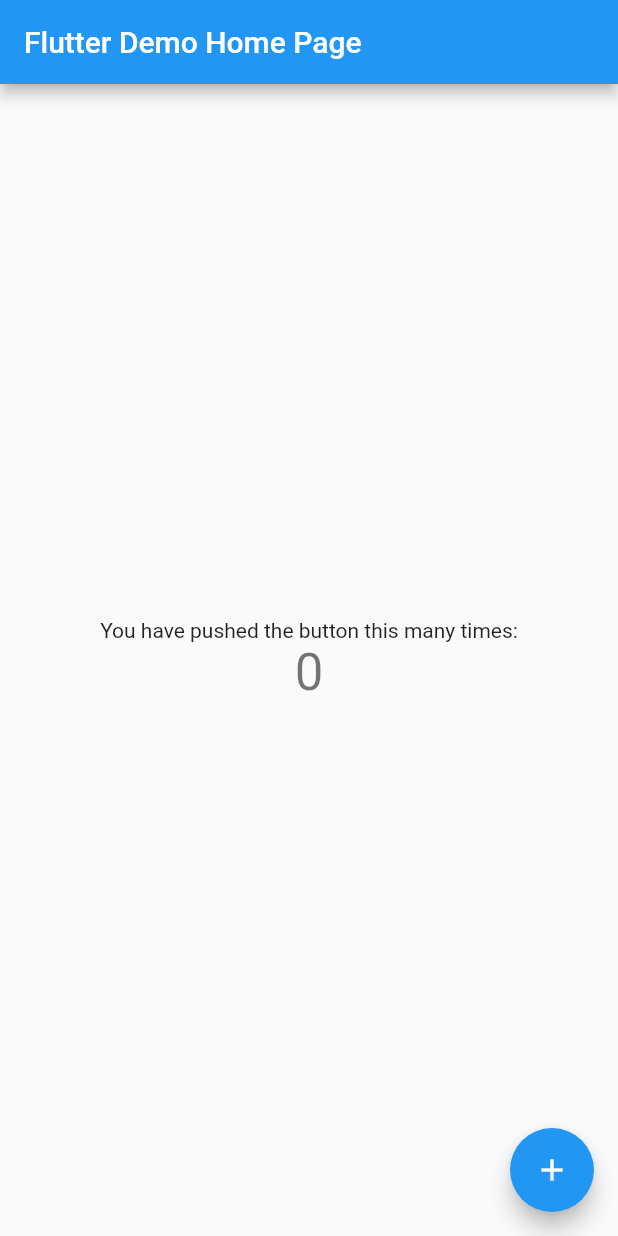
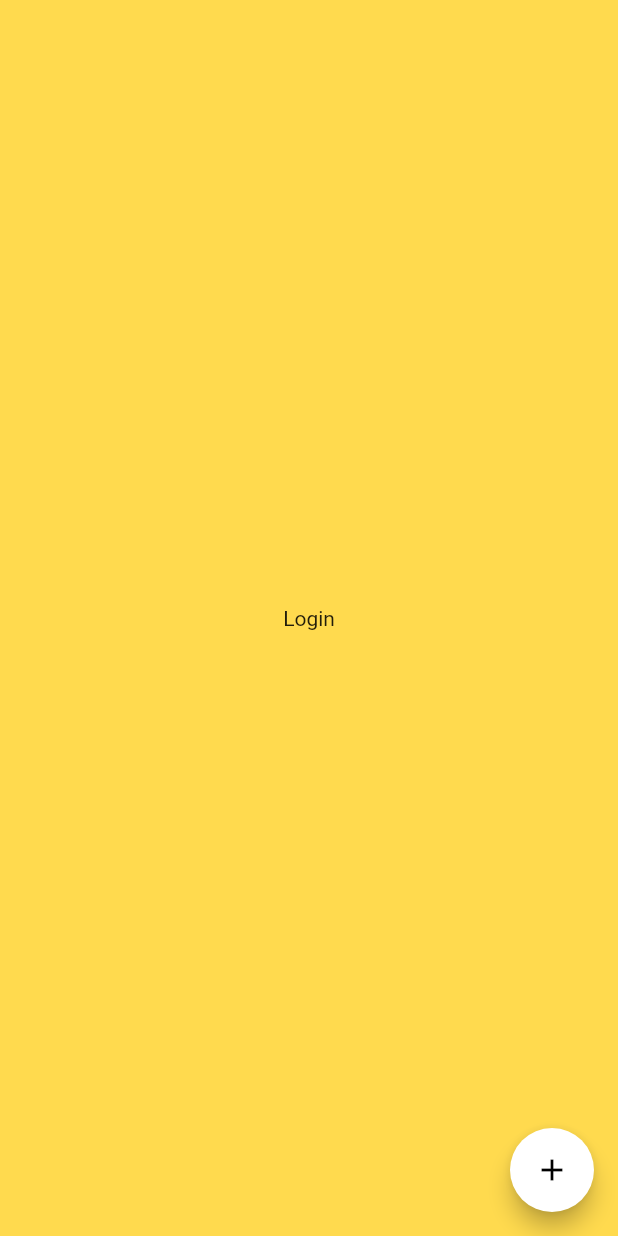
Before and after one commit to ArthurSMR/pokedex-flutter, a Flutter app: the screen it shows after launch, on a phone screen of 412 x 824 dp. Run offline on Flutter 3.47's test engine with Material 2 defaults, Android fonts, the phone set to English and light mode, and no system bars; missing offline and left inert: checkbox_formfield.

Commit message:
feature: sign up page added

```diff
--- a/lib/main.dart
+++ b/lib/main.dart
@@ -1,47 +1,40 @@
 import 'package:flutter/material.dart';
+import 'view/register.dart';
+
+Map<int, Color> color = {
+  50: Color.fromRGBO(255, 218, 78, .1),
+  100: Color.fromRGBO(255, 218, 78, .2),
+  200: Color.fromRGBO(255, 218, 78, .3),
+  300: Color.fromRGBO(255, 218, 78, .4),
+  400: Color.fromRGBO(255, 218, 78, .5),
+  500: Color.fromRGBO(255, 218, 78, .6),
+  600: Color.fromRGBO(255, 218, 78, .7),
+  700: Color.fromRGBO(255, 218, 78, .8),
+  800: Color.fromRGBO(255, 218, 78, .9),
+  900: Color.fromRGBO(255, 218, 78, 1),
+};
 
 void main() {
   runApp(MyApp());
 }
 
 class MyApp extends StatelessWidget {
-  // This widget is the root of your application.
   @override
   Widget build(BuildContext context) {
     return MaterialApp(
-      title: 'Flutter Demo',
+      title: 'Pokebla',
       theme: ThemeData(
-        // This is the theme of your application.
-        //
-        // Try running your application with "flutter run". You'll see the
-        // application has a blue toolbar. Then, without quitting the app, try
-        // changing the primarySwatch below to Colors.green and then invoke
-        // "hot reload" (press "r" in the console where you ran "flutter run",
-        // or simply save your changes to "hot reload" in a Flutter IDE).
-        // Notice that the counter didn't reset back to zero; the application
-        // is not restarted.
-        primarySwatch: Colors.blue,
-        // This makes the visual density adapt to the platform that you run
-        // the app on. For desktop platforms, the controls will be smaller and
-        // closer together (more dense) than on mobile platforms.
+        canvasColor: Color(0xFFFFDA4E),
+        primarySwatch: MaterialColor(0xFFFFDA4E, color),
         visualDensity: VisualDensity.adaptivePlatformDensity,
       ),
-      home: MyHomePage(title: 'Flutter Demo Home Page'),
+      home: MyHomePage(title: 'Pokebla'),
     );
   }
 }
 
 class MyHomePage extends StatefulWidget {
   MyHomePage({Key key, this.title}) : super(key: key);
-
-  // This widget is the home page of your application. It is stateful, meaning
-  // that it has a State object (defined below) that contains fields that affect
-  // how it looks.
-
-  // This class is the configuration for the state. It holds the values (in this
-  // case the title) provided by the parent (in this case the App widget) and
-  // used by the build method of the State. Fields in a Widget subclass are
-  // always marked "final".
 
   final String title;
 
@@ -50,68 +43,26 @@ class MyHomePage extends StatefulWidget {
 }
 
 class _MyHomePageState extends State<MyHomePage> {
-  int _counter = 0;
-
-  void _incrementCounter() {
-    setState(() {
-      // This call to setState tells the Flutter framework that something has
-      // changed in this State, which causes it to rerun the build method below
-      // so that the display can reflect the updated values. If we changed
-      // _counter without calling setState(), then the build method would not be
-      // called again, and so nothing would appear to happen.
-      _counter++;
-    });
-  }
+  Register register = new Register();
 
   @override
   Widget build(BuildContext context) {
-    // This method is rerun every time setState is called, for instance as done
-    // by the _incrementCounter method above.
-    //
-    // The Flutter framework has been optimized to make rerunning build methods
-    // fast, so that you can just rebuild anything that needs updating rather
-    // than having to individually change instances of widgets.
     return Scaffold(
-      appBar: AppBar(
-        // Here we take the value from the MyHomePage object that was created by
-        // the App.build method, and use it to set our appbar title.
-        title: Text(widget.title),
-      ),
       body: Center(
-        // Center is a layout widget. It takes a single child and positions it
-        // in the middle of the parent.
         child: Column(
-          // Column is also a layout widget. It takes a list of children and
-          // arranges them vertically. By default, it sizes itself to fit its
-          // children horizontally, and tries to be as tall as its parent.
-          //
-          // Invoke "debug painting" (press "p" in the console, choose the
-          // "Toggle Debug Paint" action from the Flutter Inspector in Android
-          // Studio, or the "Toggle Debug Paint" command in Visual Studio Code)
-          // to see the wireframe for each widget.
-          //
-          // Column has various properties to control how it sizes itself and
-          // how it positions its children. Here we use mainAxisAlignment to
-          // center the children vertically; the main axis here is the vertical
-          // axis because Columns are vertical (the cross axis would be
-          // horizontal).
           mainAxisAlignment: MainAxisAlignment.center,
           children: <Widget>[
             Text(
-              'You have pushed the button this many times:',
-            ),
-            Text(
-              '$_counter',
-              style: Theme.of(context).textTheme.headline4,
+              'Login',
             ),
           ],
         ),
       ),
       floatingActionButton: FloatingActionButton(
-        onPressed: _incrementCounter,
-        tooltip: 'Increment',
+        backgroundColor: Colors.white,
+        onPressed: () => register.mainBottomSheet(context),
         child: Icon(Icons.add),
-      ), // This trailing comma makes auto-formatting nicer for build methods.
+      ),
     );
   }
 }
--- a/pubspec.yaml
+++ b/pubspec.yaml
@@ -23,6 +23,7 @@ environment:
 dependencies:
   flutter:
     sdk: flutter
+  checkbox_formfield: ^0.1.0+3
 
 
   # The following adds the Cupertino Icons font to your application.
```
Also changed, not shown: lib/view/register.dart (added, +236 -0 lines), lib/view/text_field_style.dart (added, +23 -0 lines), pubspec.lock.
